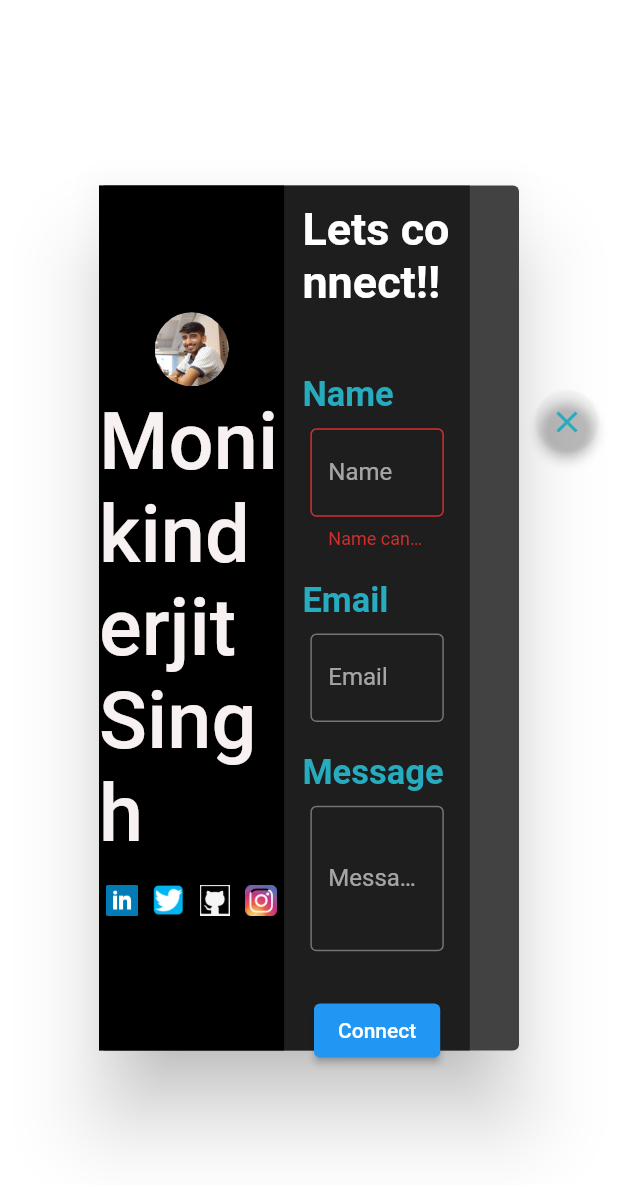
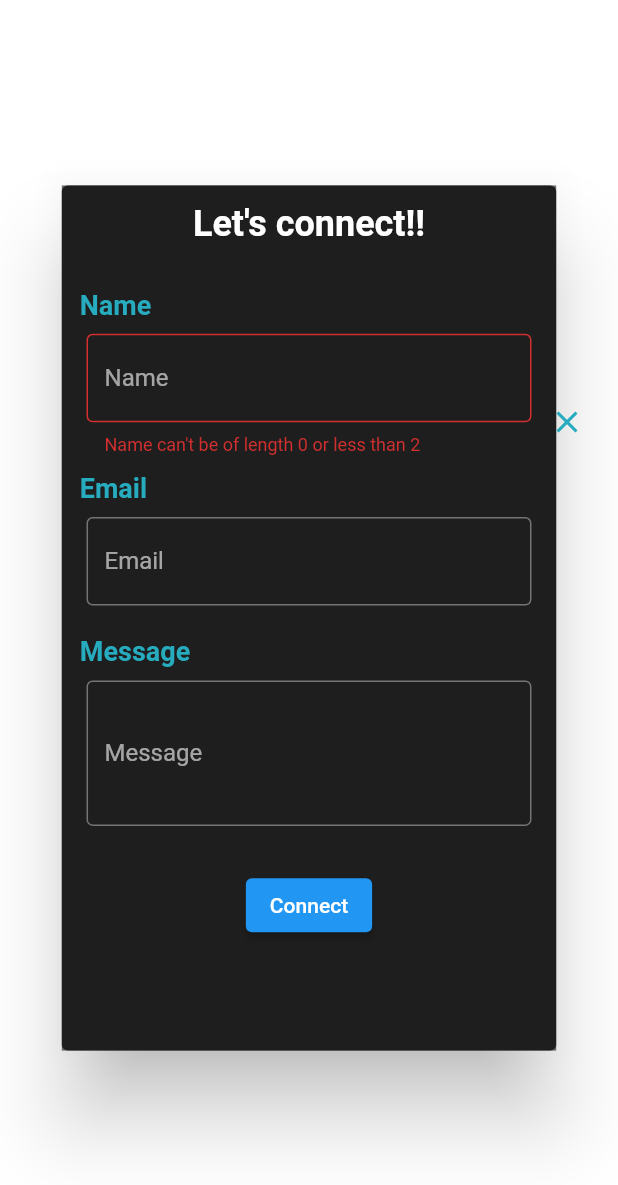
Before and after one commit to Chirag-Mathur/Portfolio, a Flutter app: the ContactScreen screen opened by its route, after a tap on "Connect", on a phone screen of 412 x 824 dp. Shown: the top 1185 px of the screen. Run offline on Flutter 3.47's test engine with Material 2 defaults, Android fonts, the phone set to English and light mode, and no system bars; our stand-ins replace animated_text_kit, cloud_firestore, firebase_core, flutter_speed_dial, google_fonts, liquid_progress_indicator and 2 more; missing offline and left inert: polygon_clipper, universal_html; accounts and stored records are empty; Roboto replaces fonts that are missing (TheRichJuliet, Tinos); statements that could not run were skipped.

Commit message:
contact Screen-Mobile

```diff
--- a/lib/src/screens/ContactScreen.dart
+++ b/lib/src/screens/ContactScreen.dart
@@ -3,10 +3,10 @@ import 'dart:async';
 import 'package:cloud_firestore/cloud_firestore.dart';
 import 'package:flutter/material.dart';
 import 'package:google_fonts/google_fonts.dart';
+import 'package:my_portfolio/src/info/globals.dart';
 import 'package:my_portfolio/src/screens/Timeline.dart';
 import 'package:my_portfolio/src/widgets/socialMediaRow.dart';
 import 'package:theme_provider/theme_provider.dart';
-
 
 class ContactScreen extends StatefulWidget {
   static const String routeName = "/ContactScreen";
@@ -35,87 +35,11 @@ class _ContactScreenState extends State<ContactScreen> {
   FocusNode nodeEmail = FocusNode();
   FocusNode nodeButton = FocusNode();
   // String name, email, message;
-
-  void submitData(String name, String email, String message) {
-    firestoreInstance.collection("contaceMe").add({
-      "Name": name,
-      "Email": email,
-      "Message": message,
-      "Time": DateTime.now()
-    }).then((value) {
-      print("Success");
-    });
-  }
-
-  void startTimer() {
-    Timer.periodic(const Duration(seconds: 2), (t) {
-      print(t);
-      setState(() {
-        _isLoading = false; //set loading to false
-      });
-      t.cancel(); //stops the timer
-    });
-  }
-
-  @override
-  void initState() {
-    // startTimer();  //start the timer on loading
-    super.initState();
-  }
-
-  @override
-  void dispose() {
-    _nameController.dispose();
-    _emailController.dispose();
-    _messageController.dispose();
-    super.dispose();
-  }
-
-  @override
-  Widget build(BuildContext context) {
-    return Dialog(
-      child: Stack(children: [
-        CustomPaint(
-          foregroundPainter: ContactDialogPainter(context),
-          child: Container(
-            height: MediaQuery.of(context).size.height * 0.7,
-            width: MediaQuery.of(context).size.width * 0.6,
-            //  color:ThemeProvider.themeOf(context).id=='dark'?Colors.black54:Colors.white70,
-            child: LayoutBuilder(
-              builder: (context, constraints) => Row(
-                children: [
-                  Container(
-                    width: constraints.maxWidth * 0.5,
-                    height: constraints.maxHeight,
-                    color: ThemeProvider.themeOf(context).id == 'dark'
-                        ? Colors.black
-                        : Colors.white,
-                    child: Column(
-                      mainAxisAlignment: MainAxisAlignment.center,
-                      crossAxisAlignment: CrossAxisAlignment.center,
-                      children: [
-                        CircleAvatar(
-                          backgroundImage: AssetImage(
-                            "assets/images/me4.jpg",
-                          ),
-                          radius: constraints.minWidth * 0.1,
-                        ),
-                        SizedBox(
-                          height: constraints.maxHeight * 0.01,
-                        ),
-                        Text(
-                          "Monikinderjit Singh",
-                          style: Theme.of(context).textTheme.headline1,
-                        ),
-                        SizedBox(
-                          height: constraints.maxHeight * 0.02,
-                        ),
-                        socialMediaRow(context, 35)
-                      ],
-                    ),
-                  ),
-                  Container(
-                    width: constraints.maxWidth * 0.5,
+  Widget contactWidget(BuildContext context, BoxConstraints constraints) {
+    return Container(
+        width: Globals.isLargeScreen(context)
+            ? constraints.maxWidth * 0.5
+            : constraints.maxWidth,
         height: constraints.maxHeight,
         color: ThemeProvider.themeOf(context).id == 'dark'
             ? Colors.black54
@@ -126,35 +50,38 @@ class _ContactScreenState extends State<ContactScreen> {
                 children: [
                   Container(
                     padding: EdgeInsets.all(12),
+                    child: FittedBox(
                       child: Text(
-                                  "Lets connect!!",
+                        "Let's connect!!",
                         style: TextStyle(
-                                    fontSize: 30,
-                                    color: ThemeProvider.themeOf(context).id ==
-                                            'dark'
+                          fontSize:Globals.isLargeScreen(context)? 30:24,
+                          color: ThemeProvider.themeOf(context).id == 'dark'
                               ? Colors.white
                               : Colors.pink,
                         ),
                         textAlign: TextAlign.left,
                       ),
                     ),
+                  ),
                   SizedBox(
-                                height: constraints.minHeight * 0.056,
+                    height: Globals.isLargeScreen(context)
+                        ? constraints.minHeight * 0.056
+                        : constraints.minHeight * 0.03,
                   ),
                   Align(
                     alignment: Alignment.centerLeft,
                     // widthFactor: 7,
                     child: Padding(
                       padding: const EdgeInsets.only(left: 12.0),
+                      child: FittedBox(
                         child: Text(
                           "Name",
                           style: TextStyle(
-                                      fontSize: 23,
-                                      color:
-                                          ThemeProvider.themeOf(context).id ==
-                                                  'dark'
+                            fontSize:Globals.isLargeScreen(context)? 23:18,
+                            color: ThemeProvider.themeOf(context).id == 'dark'
                                 ? Color(0xff26ABBF)
                                 : Colors.blue[900],
+                          ),
                         ),
                       ),
                     ),
@@ -163,7 +90,9 @@ class _ContactScreenState extends State<ContactScreen> {
                     height: constraints.minHeight * 0.015,
                   ),
                   SizedBox(
-                                width: constraints.maxWidth * 0.36,
+                    width: Globals.isLargeScreen(context)
+                        ? constraints.maxWidth * 0.36
+                        : constraints.maxWidth * 0.9,
                     child: TextFormField(
                       focusNode: nodeName,
                       key: _nameKey,
@@ -179,33 +108,32 @@ class _ContactScreenState extends State<ContactScreen> {
                           ? AutovalidateMode.onUserInteraction
                           : AutovalidateMode.disabled,
                       validator: (name) {
-                                    return (name.length == 0)
-                                        ? "Name cant be of length 0"
+                        return (name.length == 0 || name.length<=2)
+                            ? "Name can't be of length 0 or less than 2"
                             : null;
                       },
                       onEditingComplete: () {
-                                    FocusScope.of(context)
-                                        .requestFocus(nodeEmail);
+                        FocusScope.of(context).requestFocus(nodeEmail);
                       },
                     ),
                   ),
                   SizedBox(
-                                height: constraints.minHeight * 0.035,
+                    height:Globals.isLargeScreen(context)? constraints.minHeight * 0.035: constraints.minHeight * 0.02,
                   ),
                   Align(
                     alignment: Alignment.centerLeft,
                     // widthFactor: 7,
                     child: Padding(
                       padding: const EdgeInsets.only(left: 12.0),
+                      child: FittedBox(
                         child: Text(
                           "Email",
                           style: TextStyle(
-                                      fontSize: 23,
-                                      color:
-                                          ThemeProvider.themeOf(context).id ==
-                                                  'dark'
+                            fontSize:Globals.isLargeScreen(context)? 23:18,
+                            color: ThemeProvider.themeOf(context).id == 'dark'
                                 ? Color(0xff26ABBF)
                                 : Colors.blue[900],
+                          ),
                         ),
                       ),
                     ),
@@ -214,7 +142,9 @@ class _ContactScreenState extends State<ContactScreen> {
                     height: constraints.minHeight * 0.015,
                   ),
                   SizedBox(
-                                width: constraints.maxWidth * 0.36,
+                    width: Globals.isLargeScreen(context)
+                        ? constraints.maxWidth * 0.36
+                        : constraints.maxWidth * 0.9,
                     child: TextFormField(
                       focusNode: nodeEmail,
                       key: _emailKey,
@@ -234,7 +164,7 @@ class _ContactScreenState extends State<ContactScreen> {
                                 email.contains('.in') ||
                                 email.contains('.edu') ||
                                 email.contains(".org")))) {
-                                      return "Please provide correct email address!";
+                          return "Please provide a valid email address!";
                         }
                         return null;
                       },
@@ -242,8 +172,7 @@ class _ContactScreenState extends State<ContactScreen> {
                           ? AutovalidateMode.onUserInteraction
                           : AutovalidateMode.disabled,
                       onEditingComplete: () {
-                                    FocusScope.of(context)
-                                        .requestFocus(nodeMessage);
+                        FocusScope.of(context).requestFocus(nodeMessage);
                       },
                     ),
                   ),
@@ -255,15 +184,15 @@ class _ContactScreenState extends State<ContactScreen> {
                     // widthFactor: 3,
                     child: Padding(
                       padding: const EdgeInsets.only(left: 12.0),
+                      child: FittedBox(
                         child: Text(
                           "Message",
                           style: TextStyle(
-                                      fontSize: 23,
-                                      color:
-                                          ThemeProvider.themeOf(context).id ==
-                                                  'dark'
+                            fontSize:Globals.isLargeScreen(context)? 23:18,
+                            color: ThemeProvider.themeOf(context).id == 'dark'
                                 ? Color(0xff26ABBF)
                                 : Colors.blue[900],
+                          ),
                         ),
                       ),
                     ),
@@ -272,14 +201,15 @@ class _ContactScreenState extends State<ContactScreen> {
                     height: constraints.minHeight * 0.015,
                   ),
                   SizedBox(
-                                width: constraints.maxWidth * 0.36,
+                    width: Globals.isLargeScreen(context)
+                        ? constraints.maxWidth * 0.36
+                        : constraints.maxWidth * 0.9,
                     child: TextFormField(
                       focusNode: nodeMessage,
                       key: _messageKey,
                       maxLines: 3,
                       keyboardType: TextInputType.text,
-                                  textCapitalization:
-                                      TextCapitalization.sentences,
+                      textCapitalization: TextCapitalization.sentences,
                       decoration: InputDecoration(
                         labelText: 'Message',
                         border: OutlineInputBorder(),
@@ -338,9 +268,7 @@ class _ContactScreenState extends State<ContactScreen> {
                             'Thanks for your time!!',
                             style: GoogleFonts.openSans(
                               fontSize: 27,
-                                          color: ThemeProvider.themeOf(context)
-                                                      .id ==
-                                                  'dark'
+                              color: ThemeProvider.themeOf(context).id == 'dark'
                                   ? Color(0xff26ABBF)
                                   : Colors.blue[900],
                             ),
@@ -349,18 +277,115 @@ class _ContactScreenState extends State<ContactScreen> {
                               style: GoogleFonts.openSans(
                                 fontSize: 27,
                                 color:
-                                                ThemeProvider.themeOf(context)
-                                                            .id ==
-                                                        'dark'
+                                    ThemeProvider.themeOf(context).id == 'dark'
                                         ? Color(0xff26ABBF)
                                         : Colors.blue[900],
                               )),
                         ],
                       ),
+              ));
+  }
+
+  void submitData(String name, String email, String message) {
+    firestoreInstance.collection("contaceMe").add({
+      "Name": name,
+      "Email": email,
+      "Message": message,
+      "Time": DateTime.now()
+    }).then((value) {
+      print("Success");
+    });
+  }
+
+  void startTimer() {
+    Timer.periodic(const Duration(seconds: 2), (t) {
+      print(t);
+      setState(() {
+        _isLoading = false; //set loading to false
+      });
+      t.cancel(); //stops the timer
+    });
+  }
+
+  @override
+  void initState() {
+    // startTimer();  //start the timer on loading
+    super.initState();
+  }
+
+  @override
+  void dispose() {
+    _nameController.dispose();
+    _emailController.dispose();
+    _messageController.dispose();
+    super.dispose();
+  }
+
+  @override
+  Widget build(BuildContext context) {
+    return Dialog(
+      child: Stack(children: [
+        // if (Globals.isSmallScreen(context))
+        //   CircleAvatar(
+        //     backgroundImage: AssetImage(
+        //       "assets/images/me4.jpg",
+        //     ),
+        //     radius: 45,
+        //   ),
+        Globals.isLargeScreen(context)
+            ? CustomPaint(
+                foregroundPainter: ContactDialogPainter(context),
+                child: Container(
+                  height: MediaQuery.of(context).size.height * 0.7,
+                  width: MediaQuery.of(context).size.width * 0.6,
+                  //  color:ThemeProvider.themeOf(context).id=='dark'?Colors.black54:Colors.white70,
+                  child: LayoutBuilder(
+                    builder: (context, constraints) => Row(
+                      children: [
+                        Container(
+                          width: constraints.maxWidth * 0.5,
+                          height: constraints.maxHeight,
+                          color: ThemeProvider.themeOf(context).id == 'dark'
+                              ? Colors.black
+                              : Colors.white,
+                          child: Column(
+                            mainAxisAlignment: MainAxisAlignment.center,
+                            crossAxisAlignment: CrossAxisAlignment.center,
+                            children: [
+                              CircleAvatar(
+                                backgroundImage: AssetImage(
+                                  "assets/images/me4.jpg",
+                                ),
+                                radius: constraints.minWidth * 0.1,
+                              ),
+                              SizedBox(
+                                height: constraints.maxHeight * 0.01,
+                              ),
+                              Text(
+                                "Monikinderjit Singh",
+                                style: Theme.of(context).textTheme.headline1,
+                              ),
+                              SizedBox(
+                                height: constraints.maxHeight * 0.02,
+                              ),
+                              socialMediaRow(context, 35)
+                            ],
                           ),
                         ),
+                        contactWidget(context, constraints),
                       ],
                     ),
+                  ),
+                ),
+              )
+            : Container(
+                height: MediaQuery.of(context).size.height * 0.7,
+                width: MediaQuery.of(context).size.width * 0.8,
+                child: CustomPaint(
+                foregroundPainter: ContactDialogPainter(context),
+                                  child: LayoutBuilder(
+                    builder: (context, constraints) =>
+                        contactWidget(context, constraints),
                   ),
                 ),
               ),
@@ -375,10 +400,10 @@ class _ContactScreenState extends State<ContactScreen> {
             onPressed: () {
               Navigator.of(context).pop();
             },
-            tooltip: "Close",
+            // tooltip: "Close",
             backgroundColor: Colors.transparent,
             mini: true,
-            elevation: 3,
+            elevation: 0,
           ),
         )
       ]),
--- a/lib/src/screens/Timeline.dart
+++ b/lib/src/screens/Timeline.dart
@@ -40,15 +40,21 @@ class TimelinePainter extends CustomPainter {
     print('size of canvas= h${size.height} & w${size.width}');
     var path = Path();
     if (!isNext) {
-      // path.moveTo(size.width * 0.1, size.height * 0.08);
-      // path.lineTo(size.width * 0.1, size.height);
+      if (Globals.isSmallScreen(context)) {
+        path.moveTo(size.width * 0.1, size.height * 0.08);
+        path.lineTo(size.width * 0.1, size.height);
+      } else {
         path.moveTo(size.width * 0.5, size.height * 0.08);
         path.lineTo(size.width * 0.5, size.height);
+      }
     } else {
-      // path.moveTo(size.width * 0.1, 0);
-      // path.lineTo(size.width * 0.1, size.height * 0.6);
+      if (Globals.isSmallScreen(context)) {
+        path.moveTo(size.width * 0.1, 0);
+        path.lineTo(size.width * 0.1, size.height * 0.6);
+      } else {
         path.moveTo(size.width * 0.5, 0);
         path.lineTo(size.width * 0.5, size.height * 0.6);
+      }
     }
     canvas.drawPath(
         dashPath(path, dashArray: CircularIntervalList([15.0, 7.0])), paint);
@@ -59,7 +65,8 @@ class TimelinePainter extends CustomPainter {
       ..strokeWidth = Globals.isLargeScreen(context) ? 30 : 23;
     //list of points
     // double pointGiver = size.width * 0.1;
-    double pointGiver = size.width * 0.5;
+    double pointGiver =
+        Globals.isSmallScreen(context) ? size.width * 0.1 : size.width * 0.5;
     // double pointGiver2 = size.width * 0.8;
     var points;
     if (!isNext)
@@ -249,19 +256,44 @@ class ContactDialogPainter extends CustomPainter {
       ..strokeWidth = 5;
     double width = size.width, height = size.height;
 
-    var pathDesign = Path()
+    var pathDesign;
+    if (Globals.isLargeScreen(context)) {
+      pathDesign = Path()
         ..moveTo(size.width * 0.1, 0)
         ..lineTo(size.width * 0.11, 0)
         ..lineTo(0, size.height * 0.16)
         ..lineTo(0, size.height * 0.15)
+        ..close()
+        ..moveTo(size.width, size.height * 0.84)
+        ..lineTo(size.width, size.height * 0.85)
+        ..lineTo(size.width * 0.9, size.height)
+        ..lineTo(size.width * 0.89, size.height)
         ..close();
+    } else {
+      pathDesign = Path()
+        ..moveTo(size.width * 0.1, 0)
+        ..lineTo(size.width * 0.11, 0)
+        ..lineTo(0, size.height * 0.11)
+        ..lineTo(0, size.height * 0.1)
+        ..close()
+        ..moveTo(size.width, size.height * 0.89)
+        ..lineTo(size.width, size.height * 0.9)
+        ..lineTo(size.width * 0.9, size.height)
+        ..lineTo(size.width * 0.89, size.height)
+        ..close()..moveTo(0, size.height * 0.89)
+        ..lineTo(0, size.height * 0.9)
+        ..lineTo(size.width * 0.1, size.height)
+        ..lineTo(size.width * 0.11, size.height)
+        ..close()..moveTo(size.width * 0.89, 0)
+        ..lineTo(size.width * 0.9, 0)
+        ..lineTo(size.width, size.height * 0.1)
+        ..lineTo(size.width, size.height * 0.11)
+        ..close();
+    }
     canvas.drawPath(pathDesign, paintDesign);
-    var pathDesign1 = Path()
-      ..moveTo(size.width , size.height* 0.84)
-      ..lineTo(size.width , size.height* 0.85)
-      ..lineTo(size.width* 0.9, size.height )
-      ..lineTo(size.width* 0.89, size.height )..close();
-     canvas.drawPath(pathDesign1, paintDesign);
+    // var pathDesign1 = Path()
+
+    // canvas.drawPath(pathDesign1, paintDesign);
   }
 
   @override
--- a/lib/src/widgets/appDrawer.dart
+++ b/lib/src/widgets/appDrawer.dart
@@ -1,5 +1,6 @@
 import 'package:flutter/material.dart';
 import 'package:my_portfolio/src/info/globals.dart';
+import 'package:my_portfolio/src/screens/ContactScreen.dart';
 import 'package:my_portfolio/src/widgets/LiteSwitch.dart';
 import 'package:my_portfolio/src/widgets/socialMediaRow.dart';
 import 'package:theme_provider/theme_provider.dart';
@@ -102,6 +103,25 @@ Widget appDrawer(
         ),
         Divider(),
         FlatButton(
+          splashColor: ThemeProvider.themeOf(context).id == 'dark'
+              ? Globals.backgroundColorLight
+              : Globals.splashColorLight,
+          child: Text(
+            "Contact Me",
+            style: TextStyle(
+              fontFamily:
+                  Theme.of(context).appBarTheme.textTheme.headline5.fontFamily,
+              fontSize: 19,
+              color: Theme.of(context).appBarTheme.textTheme.headline5.color,
+            ),
+          ),
+          onPressed: () {
+            Navigator.of(context).pop(context);
+            showDialog(context: context, builder: (context) => ContactScreen());
+          },
+        ),
+        Divider(),
+        FlatButton(
           padding: EdgeInsets.only(top: 12.0),
           splashColor: ThemeProvider.themeOf(context).id == 'dark'
               ? Globals.backgroundColorLight
```
Lines whose indentation alone changed are shown as unchanged.
